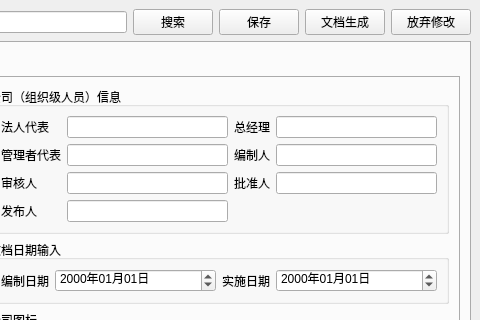
Above: Word-Printer/MainUI.ui from OtakuTools/WordPrinter before the change; both pictures show x 533 to 1013 and y 0 to 320 of the 1013 by 820 pixel window. Below: the same form after it.
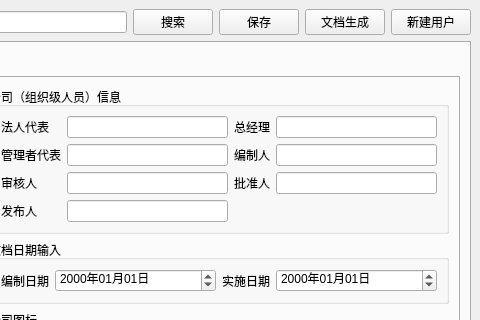
That is the form after the change.

```diff
--- a/Word-Printer/MainUI.ui
+++ b/Word-Printer/MainUI.ui
@@ -82,7 +82,7 @@
        </sizepolicy>
       </property>
       <property name="text">
-       <string>放弃修改</string>
+       <string>新建用户</string>
       </property>
      </widget>
     </item>
```
Left out of the diff: 7 changed lines with no effect on the pictures.
